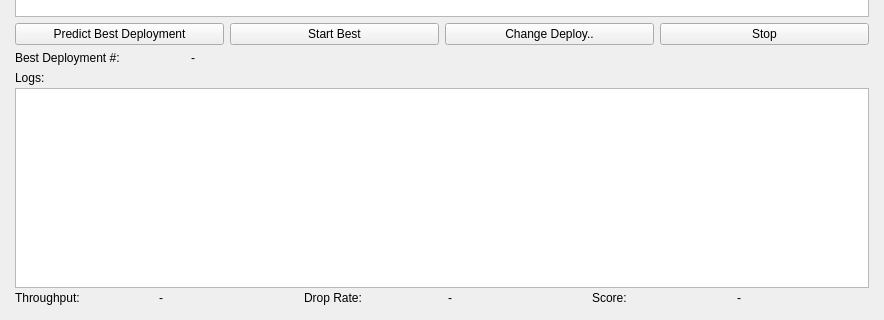
This is best_deploy_finder_executor.ui in misunyu/multimodel-scheduling as Qt 5 draws it before an edit; both pictures show x 0 to 884 and y 377 to 697 of the 884 by 697 pixel window. The edited form follows.
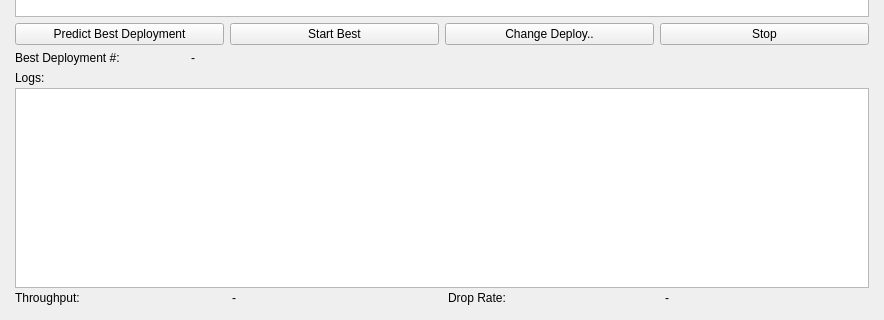
This is the edited form.

Commit message:
Add UnifiedViewer integration, hideable InfoWindow, and live metrics
- Introduced `UnifiedViewer` for improved multimodel schedule execution.
- Added `hide_info_window` option to control visibility of the InfoWindow during viewer initialization.
- Integrated live throughput and drop rate metrics updates in real-time with a `QTimer`.
- Refactored executor logic to streamline `_viewer` and `_executor` handling.
- Removed unused `score_value` widget from UI for cleaner interface.

Patch:
```diff
--- a/best_deploy_finder_executor.ui
+++ b/best_deploy_finder_executor.ui
@@ -426,20 +426,6 @@
             </property>
            </widget>
           </item>
-          <item>
-           <widget class="QLabel" name="label_score">
-            <property name="text">
-             <string>Score:</string>
-            </property>
-           </widget>
-          </item>
-          <item>
-           <widget class="QLabel" name="score_value">
-            <property name="text">
-             <string>-</string>
-            </property>
-           </widget>
-          </item>
          </layout>
         </item>
        </layout>
```
The commit also changes 2 other files.
